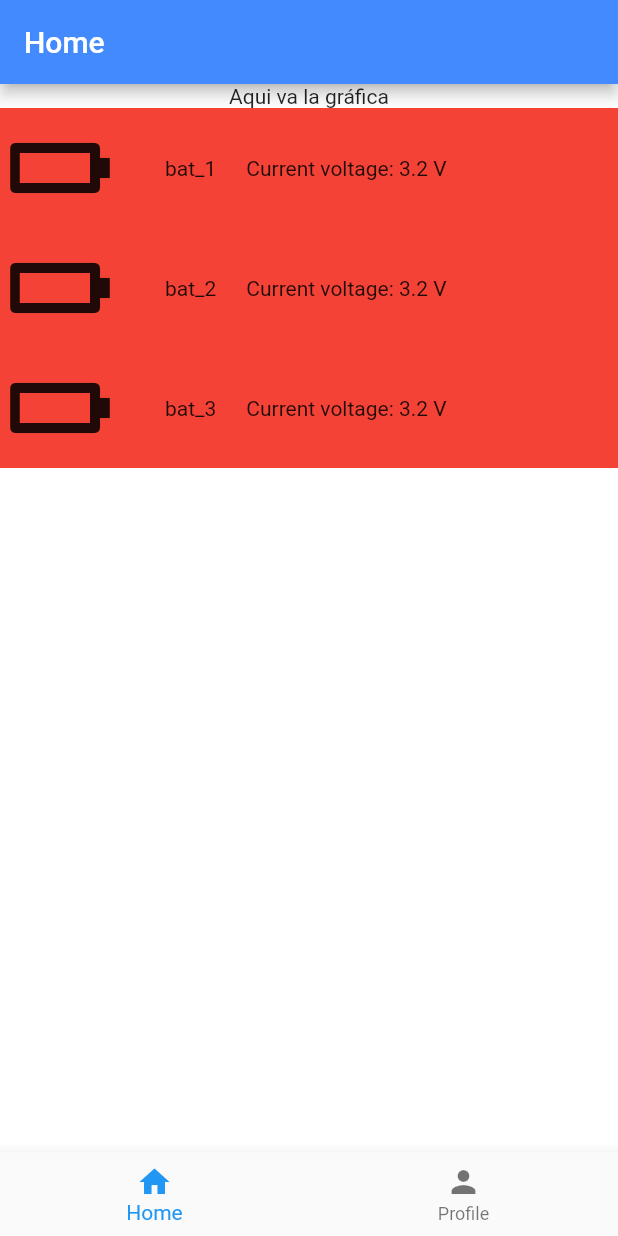
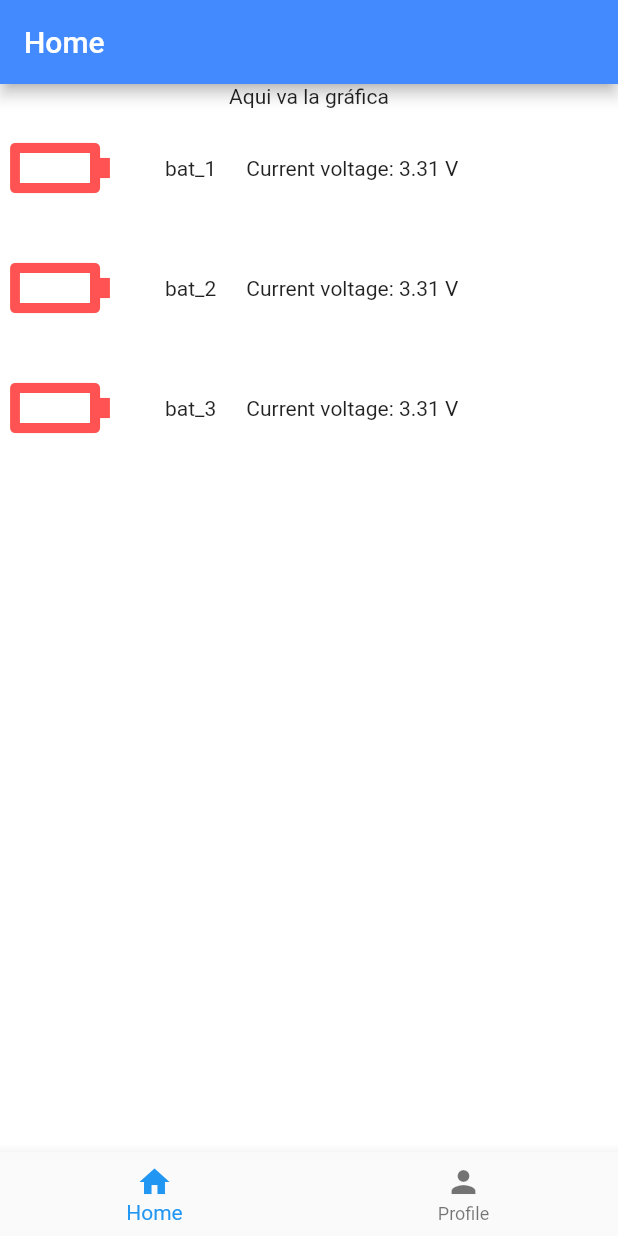
Before and after one commit to imanolpg/energy_pilot, a Flutter app: the screen it shows after launch, on a phone screen of 412 x 824 dp. Run offline on Flutter 3.47's test engine with Material 2 defaults, Android fonts, the phone set to English and light mode, and no system bars.

Commit message:
Add battery icon color

```diff
--- a/lib/screens/home.dart
+++ b/lib/screens/home.dart
@@ -1,3 +1,5 @@
+import 'dart:math';
+
 import 'package:energy_pilot/widgets/Footer.dart';
 import 'package:energy_pilot/widgets/battery_status.dart';
 import 'package:flutter/material.dart';
@@ -26,7 +28,9 @@ class _HomeState extends State<Home> {
 
   void setBatteriesData() {
     for (Battery battery in batteries) {
-      battery.setVoltage(3.2);
+      double randomVoltage =
+          double.parse((3.2 + Random().nextDouble()).toStringAsFixed(2));
+      battery.setVoltage(randomVoltage);
     }
   }
 
@@ -43,11 +47,11 @@ class _HomeState extends State<Home> {
             const Text('Aqui va la gráfica'),
             Column(
               children: batteries
-                  .map((battery) => BatteryStatus(
-                        id: battery.id,
-                        icon: battery.icon,
-                        voltage: battery.voltage,
-                      ))
+                  .map(
+                    (battery) => BatteryStatus(
+                      battery: battery,
+                    ),
+                  )
                   .toList(),
             ),
           ],
--- a/lib/widgets/battery_status.dart
+++ b/lib/widgets/battery_status.dart
@@ -2,39 +2,38 @@ import 'dart:math' as math;
 
 import 'package:flutter/material.dart';
 
+import '../models/battery.dart';
+
 class BatteryStatus extends StatelessWidget {
-  final String id;
-  final IconData icon;
-  final double voltage;
+  final Battery battery;
 
   const BatteryStatus({
     super.key,
-    required this.id,
-    required this.icon,
-    required this.voltage,
+    required this.battery,
   });
 
   @override
   Widget build(BuildContext context) {
     return Container(
-      color: Colors.red,
       child: Row(
         children: [
           Transform.rotate(
             angle: math.pi / 2,
             child: Icon(
-              icon,
+              battery.icon,
               size: 80,
+              color: battery.iconColor,
             ),
           ),
-          SizedBox(
+          const SizedBox(
             width: 30,
           ),
-          Text('$id'),
-          SizedBox(
+          Text(battery.id),
+          const SizedBox(
             width: 20,
+            height: 0,
           ),
-          Text('Current voltage: $voltage V'),
+          Text('Current voltage: ${battery.voltage} V'),
         ],
       ),
     );
```
Also changed, not shown: lib/models/battery.dart (+10 -6 lines).
